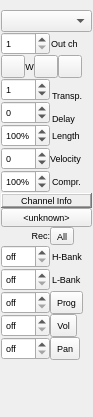
Qt form muse2/muse/widgets/mtrackinfobase.ui (emrum/muse) before a commit.
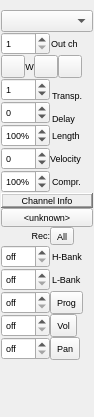
The same form after that commit. Custom widgets are drawn as their Qt base class.

Diff of the .ui file:
```diff
--- a/muse2/muse/widgets/mtrackinfobase.ui
+++ b/muse2/muse/widgets/mtrackinfobase.ui
@@ -6,7 +6,7 @@
    <rect>
     <x>0</x>
     <y>0</y>
-    <width>93</width>
+    <width>94</width>
     <height>417</height>
    </rect>
   </property>
```
Left out of the diff: 15 changed lines with no effect on the pictures.
